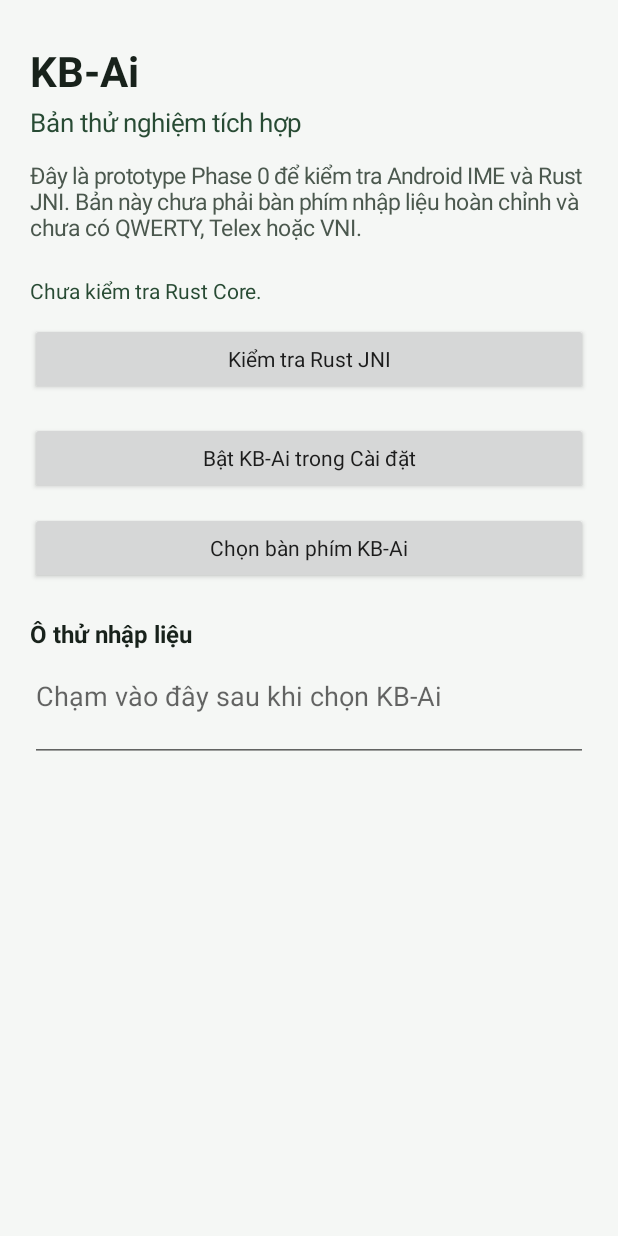
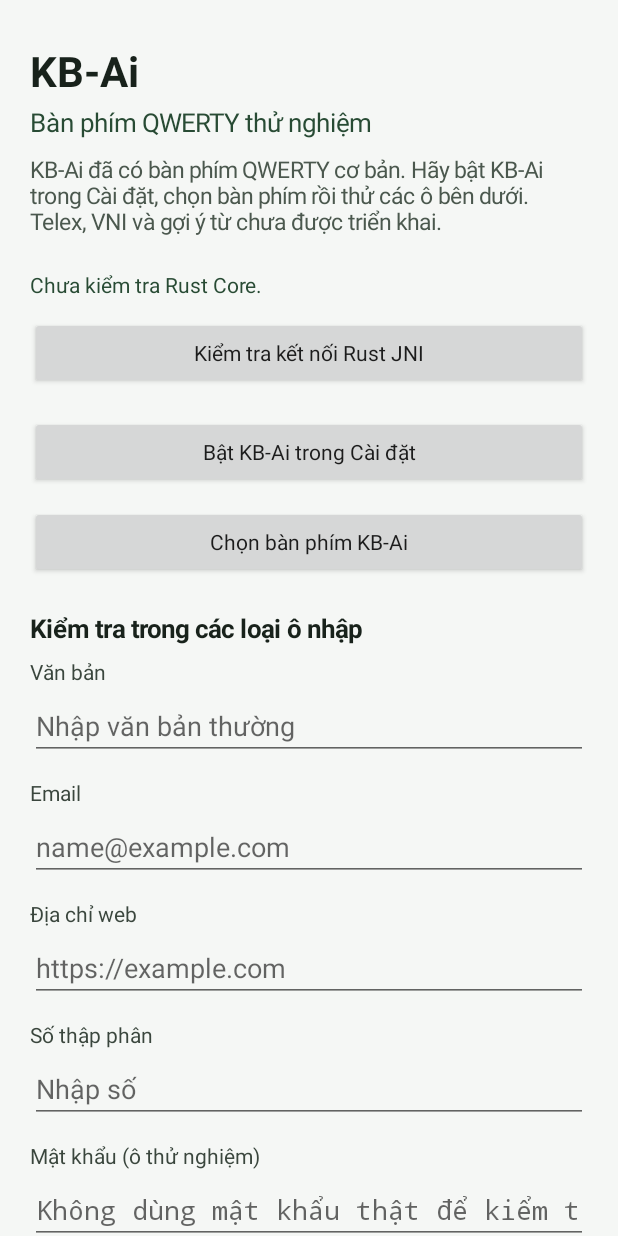
Before and after one commit to snowgemm/KB-Ai, an Android app: the screen it shows after launch (MainActivity), on a phone screen of 412 x 824 dp. Run offline under Robolectric (Android 15) with nearby library versions, the phone set to English and light mode, and no system bars.

Commit message:
feat: add functional QWERTY Android keyboard prototype

```diff
--- a/app/src/main/java/com/snowgem/kbai/EditorPolicy.kt
+++ b/app/src/main/java/com/snowgem/kbai/EditorPolicy.kt
@@ -1,6 +1,7 @@
 package com.snowgem.kbai
 
 import android.text.InputType
+import android.view.inputmethod.EditorInfo
 
 internal object EditorPolicy {
     fun isSensitive(inputType: Int): Boolean {
@@ -20,4 +21,8 @@ internal object EditorPolicy {
             else -> false
         }
     }
+
+    fun disablesPersonalization(inputType: Int, imeOptions: Int): Boolean =
+        isSensitive(inputType) ||
+            imeOptions and EditorInfo.IME_FLAG_NO_PERSONALIZED_LEARNING != 0
 }
--- a/app/src/main/java/com/snowgem/kbai/MainActivity.kt
+++ b/app/src/main/java/com/snowgem/kbai/MainActivity.kt
@@ -10,6 +10,7 @@ import android.text.InputType
 import android.view.Gravity
 import android.view.View
 import android.view.ViewGroup
+import android.view.inputmethod.EditorInfo
 import android.view.inputmethod.InputMethodManager
 import android.widget.Button
 import android.widget.EditText
@@ -36,14 +37,14 @@ class MainActivity : Activity() {
         addContent(content, title, 4)
 
         val phaseTitle = TextView(this).apply {
-            text = getString(R.string.phase0_title)
+            text = getString(R.string.phase1_title)
             textSize = 17f
             setTextColor(Color.rgb(40, 75, 52))
         }
-        addContent(content, phaseTitle, 14)
+        addContent(content, phaseTitle, 10)
 
         val description = TextView(this).apply {
-            text = getString(R.string.phase0_description)
+            text = getString(R.string.phase1_description)
             textSize = 15f
             setTextColor(Color.rgb(75, 88, 78))
         }
@@ -90,21 +91,56 @@ class MainActivity : Activity() {
 
         val testTitle = TextView(this).apply {
             text = getString(R.string.test_field_title)
-            textSize = 16f
+            textSize = 17f
             setTypeface(Typeface.DEFAULT, Typeface.BOLD)
             setTextColor(Color.rgb(24, 34, 27))
         }
         addContent(content, testTitle, 8)
 
-        val testField = EditText(this).apply {
-            hint = getString(R.string.test_field_hint)
-            minLines = 2
-            maxLines = 4
-            gravity = Gravity.TOP or Gravity.START
-            isSaveEnabled = false
-            inputType = InputType.TYPE_CLASS_TEXT or InputType.TYPE_TEXT_FLAG_MULTI_LINE
-        }
-        addContent(content, testField, 10)
+        addTestField(
+            content,
+            R.string.test_text_label,
+            R.string.test_text_hint,
+            InputType.TYPE_CLASS_TEXT or InputType.TYPE_TEXT_FLAG_CAP_SENTENCES,
+            EditorInfo.IME_ACTION_NEXT
+        )
+        addTestField(
+            content,
+            R.string.test_email_label,
+            R.string.test_email_hint,
+            InputType.TYPE_CLASS_TEXT or InputType.TYPE_TEXT_VARIATION_EMAIL_ADDRESS,
+            EditorInfo.IME_ACTION_NEXT
+        )
+        addTestField(
+            content,
+            R.string.test_url_label,
+            R.string.test_url_hint,
+            InputType.TYPE_CLASS_TEXT or InputType.TYPE_TEXT_VARIATION_URI,
+            EditorInfo.IME_ACTION_NEXT
+        )
+        addTestField(
+            content,
+            R.string.test_number_label,
+            R.string.test_number_hint,
+            InputType.TYPE_CLASS_NUMBER or InputType.TYPE_NUMBER_FLAG_SIGNED or
+                InputType.TYPE_NUMBER_FLAG_DECIMAL,
+            EditorInfo.IME_ACTION_NEXT
+        )
+        addTestField(
+            content,
+            R.string.test_password_label,
+            R.string.test_password_hint,
+            InputType.TYPE_CLASS_TEXT or InputType.TYPE_TEXT_VARIATION_PASSWORD,
+            EditorInfo.IME_ACTION_DONE
+        )
+        addTestField(
+            content,
+            R.string.test_multiline_label,
+            R.string.test_multiline_hint,
+            InputType.TYPE_CLASS_TEXT or InputType.TYPE_TEXT_FLAG_MULTI_LINE,
+            EditorInfo.IME_ACTION_NONE,
+            multiline = true
+        )
 
         setContentView(ScrollView(this).apply {
             isFillViewport = true
@@ -118,6 +154,37 @@ class MainActivity : Activity() {
         })
 
         content.requestFocus()
+    }
+
+    private fun addTestField(
+        parent: LinearLayout,
+        labelResource: Int,
+        hintResource: Int,
+        inputType: Int,
+        imeAction: Int,
+        multiline: Boolean = false
+    ) {
+        val label = TextView(this).apply {
+            text = getString(labelResource)
+            textSize = 14f
+            setTextColor(Color.rgb(58, 70, 61))
+        }
+        addContent(parent, label, 4)
+
+        val field = EditText(this).apply {
+            hint = getString(hintResource)
+            this.inputType = inputType
+            imeOptions = imeAction
+            isSaveEnabled = false
+            if (multiline) {
+                minLines = 2
+                maxLines = 4
+                gravity = Gravity.TOP or Gravity.START
+            } else {
+                setSingleLine(true)
+            }
+        }
+        addContent(parent, field, 12)
     }
 
     private fun addContent(
--- a/app/src/main/res/values/strings.xml
+++ b/app/src/main/res/values/strings.xml
@@ -1,25 +1,29 @@
 <?xml version="1.0" encoding="utf-8"?>
 <resources>
     <string name="app_name">KB-Ai</string>
-    <string name="ime_name">KB-Ai Phase 0 Test IME</string>
+    <string name="ime_name">KB-Ai Keyboard</string>
     <string name="app_title">KB-Ai</string>
-    <string name="phase0_title">Bản thử nghiệm tích hợp</string>
-    <string name="phase0_description">Đây là prototype Phase 0 để kiểm tra Android IME và Rust JNI. Bản này chưa phải bàn phím nhập liệu hoàn chỉnh và chưa có QWERTY, Telex hoặc VNI.</string>
+    <string name="phase1_title">Bàn phím QWERTY thử nghiệm</string>
+    <string name="phase1_description">KB-Ai đã có bàn phím QWERTY cơ bản. Hãy bật KB-Ai trong Cài đặt, chọn bàn phím rồi thử các ô bên dưới. Telex, VNI và gợi ý từ chưa được triển khai.</string>
     <string name="open_ime_settings">Bật KB-Ai trong Cài đặt</string>
     <string name="show_ime_picker">Chọn bàn phím KB-Ai</string>
-    <string name="test_field_title">Ô thử nhập liệu</string>
-    <string name="test_field_hint">Chạm vào đây sau khi chọn KB-Ai</string>
-    <string name="native_test_button">Kiểm tra Rust JNI</string>
+    <string name="test_field_title">Kiểm tra trong các loại ô nhập</string>
+    <string name="test_text_label">Văn bản</string>
+    <string name="test_text_hint">Nhập văn bản thường</string>
+    <string name="test_email_label">Email</string>
+    <string name="test_email_hint">name@example.com</string>
+    <string name="test_url_label">Địa chỉ web</string>
+    <string name="test_url_hint">https://example.com</string>
+    <string name="test_number_label">Số thập phân</string>
+    <string name="test_number_hint">Nhập số</string>
+    <string name="test_password_label">Mật khẩu (ô thử nghiệm)</string>
+    <string name="test_password_hint">Không dùng mật khẩu thật để kiểm tra</string>
+    <string name="test_multiline_label">Văn bản nhiều dòng</string>
+    <string name="test_multiline_hint">Nhập nhiều dòng tại đây</string>
+    <string name="native_test_button">Kiểm tra kết nối Rust JNI</string>
     <string name="native_status_pending">Chưa kiểm tra Rust Core.</string>
     <string name="native_status_success">Rust trả về: %1$s</string>
     <string name="native_status_error">Không tải được thư viện Rust. Kiểm tra ABI và bản build.</string>
     <string name="subtype_vietnamese">Tiếng Việt</string>
     <string name="subtype_english">English</string>
-    <string name="ime_test_title">KB-Ai · Phase 0</string>
-    <string name="ime_test_description">IME thử nghiệm chỉ kiểm tra việc gọi Rust qua JNI. Nó chưa phải bàn phím QWERTY.</string>
-    <string name="ime_insert_status">Chèn trạng thái Rust vào ô nhập</string>
-    <string name="ime_insert_success">Đã chèn chuỗi kiểm tra.</string>
-    <string name="ime_insert_failed">Không thể chèn chuỗi kiểm tra vào ô nhập.</string>
-    <string name="ime_sensitive_blocked">Đã tắt thao tác thử trong trường nhập liệu nhạy cảm.</string>
-    <string name="ime_ready">Sẵn sàng kiểm tra Rust JNI.</string>
 </resources>
```
Also changed, not shown: app/build.gradle.kts (+9 -4 lines), app/src/main/java/com/snowgem/kbai/KeyboardInputMethodService.kt (+260 -77 lines), app/src/main/java/com/snowgem/kbai/KeyboardLayoutPolicy.kt (added, +20 -0 lines), 9 other files.
